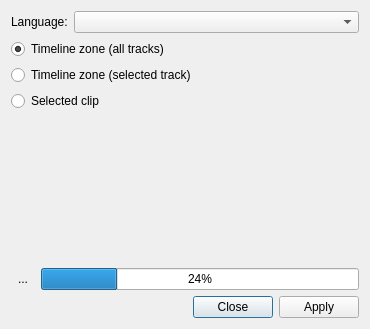
The window that src/ui/speechdialog_ui.ui (KDE/kdenlive) describes before a commit, drawn with Qt 5.
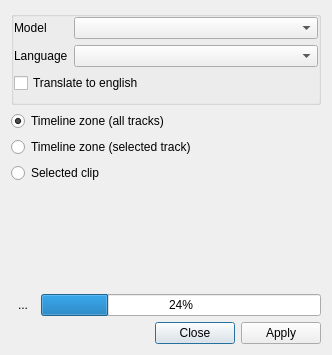
The same window after the commit. Icons and pictures are not drawn. Custom widgets are drawn as their Qt base class.

Commit message: Add support for whisper speech recogition engine for automated subtitling BUG: 467172

What changed in the file:
```diff
--- a/src/ui/speechdialog_ui.ui
+++ b/src/ui/speechdialog_ui.ui
@@ -10,67 +10,23 @@
    <rect>
     <x>0</x>
     <y>0</y>
-    <width>370</width>
-    <height>329</height>
+    <width>332</width>
+    <height>355</height>
    </rect>
   </property>
   <property name="windowTitle">
    <string>Dialog</string>
   </property>
   <layout class="QGridLayout" name="gridLayout">
-   <item row="0" column="0">
-    <widget class="QLabel" name="label">
-     <property name="text">
-      <string>Language:</string>
-     </property>
-    </widget>
-   </item>
-   <item row="0" column="1">
-    <widget class="QComboBox" name="language_box">
-     <property name="sizePolicy">
-      <sizepolicy hsizetype="MinimumExpanding" vsizetype="Fixed">
-       <horstretch>0</horstretch>
-       <verstretch>0</verstretch>
-      </sizepolicy>
-     </property>
-    </widget>
-   </item>
-   <item row="1" column="0" colspan="2">
-    <widget class="QRadioButton" name="timeline_zone">
-     <property name="text">
-      <string>Timeline zone (all tracks)</string>
-     </property>
-     <property name="checked">
-      <bool>true</bool>
-     </property>
-    </widget>
-   </item>
-   <item row="2" column="0" colspan="2">
-    <widget class="QRadioButton" name="timeline_track">
-     <property name="text">
-      <string>Timeline zone (selected track)</string>
-     </property>
-    </widget>
-   </item>
-   <item row="3" column="0" colspan="2">
-    <widget class="QRadioButton" name="timeline_clips">
-     <property name="text">
-      <string>Selected clip</string>
-     </property>
-    </widget>
-   </item>
-   <item row="4" column="0">
-    <spacer name="verticalSpacer">
+   <item row="7" column="1">
+    <widget class="QDialogButtonBox" name="buttonBox">
      <property name="orientation">
-      <enum>Qt::Vertical</enum>
+      <enum>Qt::Horizontal</enum>
      </property>
-     <property name="sizeHint" stdset="0">
-      <size>
-       <width>20</width>
-       <height>0</height>
-      </size>
+     <property name="standardButtons">
+      <set>QDialogButtonBox::Apply|QDialogButtonBox::Close</set>
      </property>
-    </spacer>
+    </widget>
    </item>
    <item row="6" column="0" colspan="2">
     <widget class="QFrame" name="frame_progress">
@@ -99,7 +55,8 @@
          <string>...</string>
         </property>
         <property name="icon">
-         <iconset theme="process-stop"/>
+         <iconset theme="process-stop">
+          <normaloff>.</normaloff>.</iconset>
         </property>
         <property name="autoRaise">
          <bool>true</bool>
@@ -116,14 +73,103 @@
      </layout>
     </widget>
    </item>
-   <item row="7" column="1">
-    <widget class="QDialogButtonBox" name="buttonBox">
+   <item row="2" column="0" colspan="2">
+    <widget class="QRadioButton" name="timeline_track">
+     <property name="text">
+      <string>Timeline zone (selected track)</string>
+     </property>
+    </widget>
+   </item>
+   <item row="4" column="0">
+    <spacer name="verticalSpacer">
      <property name="orientation">
-      <enum>Qt::Horizontal</enum>
+      <enum>Qt::Vertical</enum>
      </property>
-     <property name="standardButtons">
-      <set>QDialogButtonBox::Apply|QDialogButtonBox::Close</set>
+     <property name="sizeHint" stdset="0">
+      <size>
+       <width>20</width>
+       <height>40</height>
+      </size>
      </property>
+    </spacer>
+   </item>
+   <item row="3" column="0" colspan="2">
+    <widget class="QRadioButton" name="timeline_clips">
+     <property name="text">
+      <string>Selected clip</string>
+     </property>
+    </widget>
+   </item>
+   <item row="1" column="0" colspan="2">
+    <widget class="QRadioButton" name="timeline_zone">
+     <property name="text">
+      <string>Timeline zone (all tracks)</string>
+     </property>
+     <property name="checked">
+      <bool>true</bool>
+     </property>
+    </widget>
+   </item>
+   <item row="0" column="0" colspan="2">
+    <widget class="QGroupBox" name="whisper_settings">
+     <property name="title">
+      <string/>
+     </property>
+     <property name="flat">
+      <bool>true</bool>
+     </property>
+     <layout class="QGridLayout" name="gridLayout_2">
+      <property name="leftMargin">
+       <number>0</number>
+      </property>
+      <property name="topMargin">
+       <number>0</number>
+      </property>
+      <property name="rightMargin">
+       <number>0</number>
+      </property>
+      <item row="2" column="1">
+       <widget class="QComboBox" name="speech_language">
+        <property name="sizePolicy">
+         <sizepolicy hsizetype="MinimumExpanding" vsizetype="Fixed">
+          <horstretch>0</horstretch>
+          <verstretch>0</verstretch>
+         </sizepolicy>
+        </property>
+       </widget>
+      </item>
+      <item row="1" column="1">
+       <widget class="QComboBox" name="speech_model">
+        <property name="sizePolicy">
+         <sizepolicy hsizetype="MinimumExpanding" vsizetype="Fixed">
+          <horstretch>0</horstretch>
+          <verstretch>0</verstretch>
+         </sizepolicy>
+        </property>
+       </widget>
+      </item>
+      <item row="3" column="0" colspan="2">
+       <widget class="QCheckBox" name="translate_box">
+        <property name="text">
+         <string>Translate to english</string>
+        </property>
+       </widget>
+      </item>
+      <item row="2" column="0">
+       <widget class="QLabel" name="label_2">
+        <property name="text">
+         <string>Language</string>
+        </property>
+       </widget>
+      </item>
+      <item row="1" column="0">
+       <widget class="QLabel" name="label">
+        <property name="text">
+         <string>Model</string>
+        </property>
+       </widget>
+      </item>
+     </layout>
     </widget>
    </item>
    <item row="5" column="0" colspan="2">
```
The commit also changes 18 other files.
